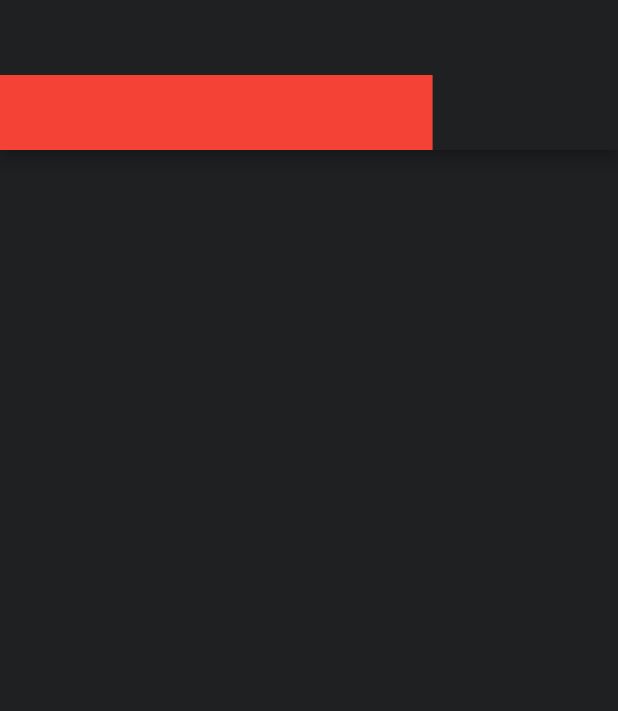
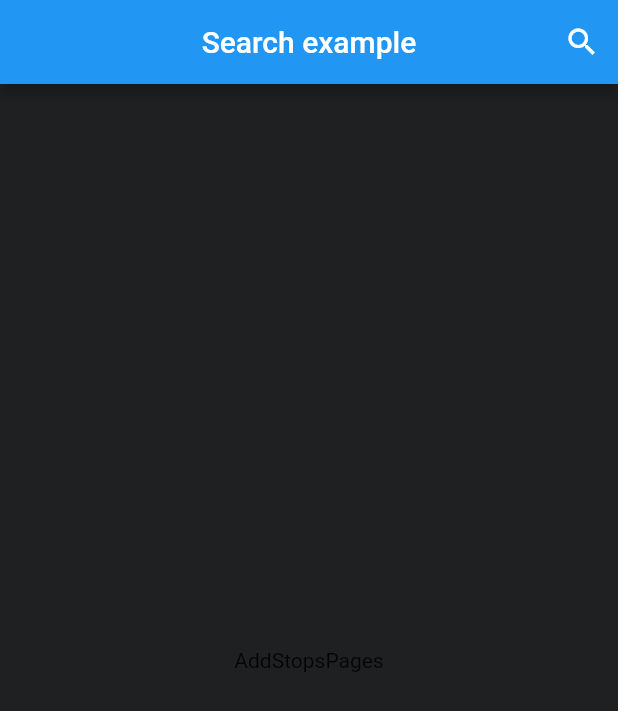
Before and after one commit to lrlucas/flutter_road_circuit, a Flutter app: the AddStopsPage screen opened by its route, on a phone screen of 412 x 824 dp. Shown: the top 711 px of the screen. Run offline on Flutter 3.47's test engine with Material 2 defaults, Android fonts, the phone set to English and light mode, and no system bars; our stand-ins replace google_maps_flutter.

Commit message:
added new version for run ios simulator and physics mobile ios

```diff
--- a/lib/pages/add_stops_page.dart
+++ b/lib/pages/add_stops_page.dart
@@ -2,67 +2,78 @@ import 'package:flutter/material.dart';
 import 'package:flutter_road_circuit/helpers/helpers.dart';
 import 'package:flutter_road_circuit/widgets/custom_semi_input.dart';
 
+class AddStopsPage extends StatefulWidget {
+  @override
+  _AddStopsPageState createState() => _AddStopsPageState();
+}
 
-class AddStopsPage extends StatelessWidget {
+class _AddStopsPageState extends State<AddStopsPage> {
+  final TextEditingController _filter = TextEditingController();
+
+  String _searchText = "";
+
+  // names filtered by search text
+  List names = [];
+
+  // TODO: cambiar el icono para que se haga un autofocus cuando se
+  // se abra la pagina
+  Icon _searchIcon = Icon(Icons.search);
+
+  Widget _appBarTitle = Text('Search example');
+
   @override
   Widget build(BuildContext context) {
-
     final size = MediaQuery.of(context).size;
 
-    changeStatusBarLight();
+
+
+
+    void _searchPresed() {
+
+      setState(() {
+        if (this._searchIcon.icon == Icons.search) {
+          this._searchIcon = Icon(Icons.close);
+          this._appBarTitle = TextField(
+            controller: _filter,
+            decoration: InputDecoration(
+              prefixIcon: Icon(Icons.search),
+              hintText: 'Search...'
+            ),
+          );
+        } else {
+          this._searchIcon = Icon(Icons.search);
+          this._appBarTitle = Text('Search Example');
+
+        }
+      });
+
+    }
+
+    Widget _buildCustomAppBar(BuildContext context){
+      return AppBar(
+        centerTitle: true,
+        title: _appBarTitle,
+        automaticallyImplyLeading: false,
+        // leading: IconButton(
+        //   icon: _searchIcon,
+        //   onPressed: _searchPresed,
+        // ),
+        actions: [
+          IconButton(
+            icon: _searchIcon,
+            onPressed: _searchPresed,
+          )
+        ],
+      );
+    }
 
     return Scaffold(
-      backgroundColor: Theme.of(context).backgroundColor,
-      appBar: AppBar(
-        toolbarHeight: 100.0,
-        automaticallyImplyLeading: false,
-        backgroundColor: Theme.of(context).dialogBackgroundColor,
-        flexibleSpace: Column(
-          mainAxisAlignment: MainAxisAlignment.end,
-          // crossAxisAlignment: CrossAxisAlignment.end,
-          children: [
-            Row(
-              children: [
-                Container(
-                  width: size.width * 0.7,
-                  height: 50.0,
-                  color: Colors.red,
-                )
-              ],
-            )
-            // CustomSemiImput(
-            //   height: 10.0,
-            //   text: 'Añadir o buscar paradas',
-            //   backgroundColor: Color(0xff161719),
-            //   colorText: Theme.of(context).primaryTextTheme.bodyText1.color,
-            // ),
-          ],
-        ),
-        // flexibleSpace: Column(
-        //   mainAxisAlignment: MainAxisAlignment.end,
-        //   children: [
-        //     CustomSemiImput(
-        //       text: 'Añadir o buscar paradas',
-        //       backgroundColor: Color(0xff161719),
-        //       colorText: Theme.of(context).primaryTextTheme.bodyText1.color,
-        //     ),
-        //   ],
-        // ),
-
-      ),
-      body: SafeArea(
-        child: Column(
-          children: [
-            // custom appbar with search input
-
-            // Container(
-            //   width: double.infinity,
-            //   height: 100.0,
-            //   color: Colors.grey,
-            // )
-          ],
-        ),
-      )
+        backgroundColor: Theme.of(context).backgroundColor,
+        appBar: _buildCustomAppBar(context),
+        resizeToAvoidBottomInset: true,
+        body: Center(
+          child: Text('AddStopsPages'),
+        )
     );
   }
 }
--- a/pubspec.yaml
+++ b/pubspec.yaml
@@ -28,7 +28,7 @@ dependencies:
   # The following adds the Cupertino Icons font to your application.
   # Use with the CupertinoIcons class for iOS style icons.
   cupertino_icons: ^1.0.2
-  google_maps_flutter: ^1.2.0
+  google_maps_flutter:
 
 dev_dependencies:
   flutter_test:
```
Also changed, not shown: lib/helpers/helpers.dart (+4 -3 lines), 18 other files.
